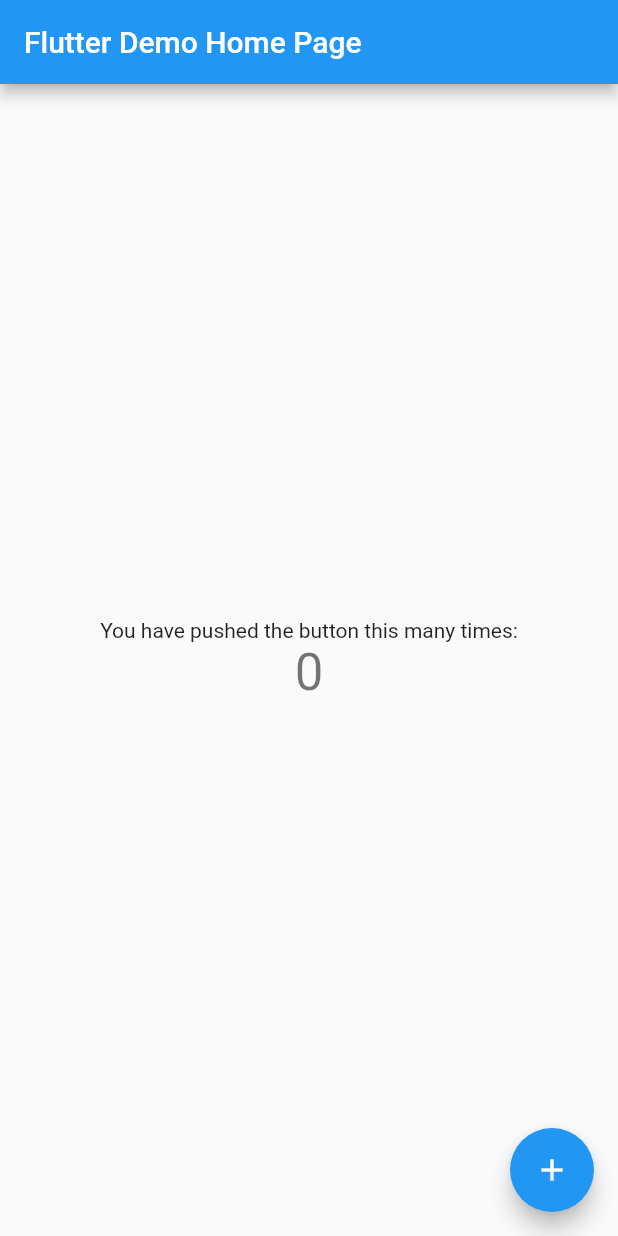
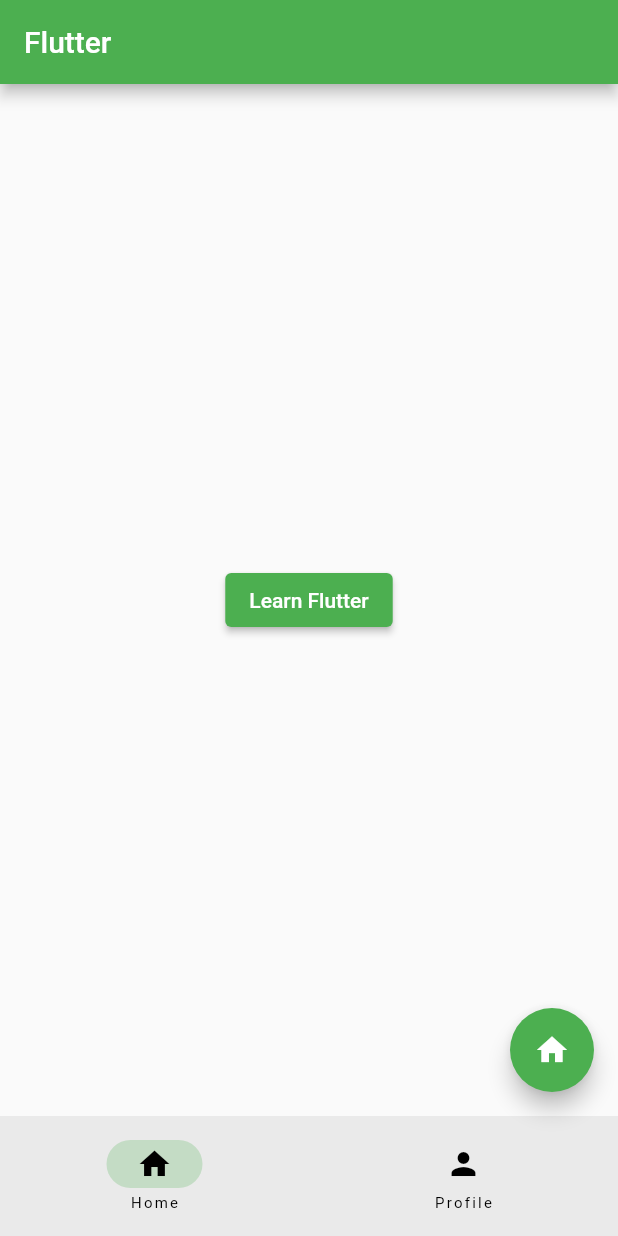
Before and after one commit to aHVpemhhbg/learn_flutter, a Flutter app: the screen it shows after launch, on a phone screen of 412 x 824 dp. Run offline on Flutter 3.47's test engine with Material 2 defaults, Android fonts, the phone set to English and light mode, and no system bars.

Commit message:
chore: complete tutorial

```diff
--- /dev/null
+++ b/lib/home_page.dart
@@ -0,0 +1,17 @@
+import 'package:flutter/material.dart';
+import 'package:learn_flutter/learn_flutter_page.dart';
+
+class HomePage extends StatelessWidget {
+  const HomePage({super.key});
+
+  @override
+  Widget build(BuildContext context) {
+    return Center(
+        child: ElevatedButton(
+            onPressed: () {
+              Navigator.of(context).push(MaterialPageRoute(builder: (BuildContext context){
+                return const LearnFlutterPage();
+              }));
+            }, child: const Text('Learn Flutter')));
+  }
+}
--- a/lib/main.dart
+++ b/lib/main.dart
@@ -1,4 +1,6 @@
 import 'package:flutter/material.dart';
+import 'package:learn_flutter/home_page.dart';
+import 'package:learn_flutter/profile_page.dart';
 
 void main() {
   runApp(const MyApp());
@@ -7,109 +9,52 @@ void main() {
 class MyApp extends StatelessWidget {
   const MyApp({super.key});
 
-  // This widget is the root of your application.
   @override
   Widget build(BuildContext context) {
     return MaterialApp(
-      title: 'Flutter Demo',
-      theme: ThemeData(
-        // This is the theme of your application.
-        //
-        // Try running your application with "flutter run". You'll see the
-        // application has a blue toolbar. Then, without quitting the app, try
-        // changing the primarySwatch below to Colors.green and then invoke
-        // "hot reload" (press "r" in the console where you ran "flutter run",
-        // or simply save your changes to "hot reload" in a Flutter IDE).
-        // Notice that the counter didn't reset back to zero; the application
-        // is not restarted.
-        primarySwatch: Colors.blue,
-      ),
-      home: const MyHomePage(title: 'Flutter Demo Home Page'),
+      debugShowCheckedModeBanner: false,
+      theme: ThemeData(primarySwatch: Colors.green),
+      home: const RootPage(),
     );
   }
 }
 
-class MyHomePage extends StatefulWidget {
-  const MyHomePage({super.key, required this.title});
-
-  // This widget is the home page of your application. It is stateful, meaning
-  // that it has a State object (defined below) that contains fields that affect
-  // how it looks.
-
-  // This class is the configuration for the state. It holds the values (in this
-  // case the title) provided by the parent (in this case the App widget) and
-  // used by the build method of the State. Fields in a Widget subclass are
-  // always marked "final".
-
-  final String title;
+class RootPage extends StatefulWidget {
+  const RootPage({super.key});
 
   @override
-  State<MyHomePage> createState() => _MyHomePageState();
+  State<RootPage> createState() => _RootPageState();
 }
 
-class _MyHomePageState extends State<MyHomePage> {
-  int _counter = 0;
-
-  void _incrementCounter() {
-    setState(() {
-      // This call to setState tells the Flutter framework that something has
-      // changed in this State, which causes it to rerun the build method below
-      // so that the display can reflect the updated values. If we changed
-      // _counter without calling setState(), then the build method would not be
-      // called again, and so nothing would appear to happen.
-      _counter++;
-    });
-  }
+class _RootPageState extends State<RootPage> {
+  // 📒 declared outside build method so it is not reset to 0 when widget is rebuilt
+  int currentPage = 0;
+  List<Widget> pages = const [HomePage(), ProfilePage()];
 
   @override
   Widget build(BuildContext context) {
-    // This method is rerun every time setState is called, for instance as done
-    // by the _incrementCounter method above.
-    //
-    // The Flutter framework has been optimized to make rerunning build methods
-    // fast, so that you can just rebuild anything that needs updating rather
-    // than having to individually change instances of widgets.
     return Scaffold(
       appBar: AppBar(
-        // Here we take the value from the MyHomePage object that was created by
-        // the App.build method, and use it to set our appbar title.
-        title: Text(widget.title),
+        title: const Text("Flutter"),
       ),
-      body: Center(
-        // Center is a layout widget. It takes a single child and positions it
-        // in the middle of the parent.
-        child: Column(
-          // Column is also a layout widget. It takes a list of children and
-          // arranges them vertically. By default, it sizes itself to fit its
-          // children horizontally, and tries to be as tall as its parent.
-          //
-          // Invoke "debug painting" (press "p" in the console, choose the
-          // "Toggle Debug Paint" action from the Flutter Inspector in Android
-          // Studio, or the "Toggle Debug Paint" command in Visual Studio Code)
-          // to see the wireframe for each widget.
-          //
-          // Column has various properties to control how it sizes itself and
-          // how it positions its children. Here we use mainAxisAlignment to
-          // center the children vertically; the main axis here is the vertical
-          // axis because Columns are vertical (the cross axis would be
-          // horizontal).
-          mainAxisAlignment: MainAxisAlignment.center,
-          children: <Widget>[
-            const Text(
-              'You have pushed the button this many times:',
-            ),
-            Text(
-              '$_counter',
-              style: Theme.of(context).textTheme.headline4,
-            ),
-          ],
-        ),
+      body: pages[currentPage],
+      floatingActionButton: FloatingActionButton(
+          onPressed: () {
+            debugPrint("Floating Action Button");
+          },
+          child: const Icon(Icons.home)),
+      bottomNavigationBar: NavigationBar(
+        destinations: const [
+          NavigationDestination(icon: Icon(Icons.home), label: 'Home'),
+          NavigationDestination(icon: Icon(Icons.person), label: 'Profile'),
+        ],
+        onDestinationSelected: (int index) {
+          setState(() {
+            currentPage = index;
+          });
+        },
+        selectedIndex: currentPage,
       ),
-      floatingActionButton: FloatingActionButton(
-        onPressed: _incrementCounter,
-        tooltip: 'Increment',
-        child: const Icon(Icons.add),
-      ), // This trailing comma makes auto-formatting nicer for build methods.
     );
   }
 }
--- a/pubspec.yaml
+++ b/pubspec.yaml
@@ -60,8 +60,8 @@ flutter:
   uses-material-design: true
 
   # To add assets to your application, add an assets section, like this:
-  # assets:
-  #   - images/a_dot_burr.jpeg
+  assets:
+    - images/
   #   - images/a_dot_ham.jpeg
 
   # An image asset can refer to one or more resolution-specific "variants", see
```
Also changed, not shown: lib/learn_flutter_page.dart (added, +110 -0 lines), lib/profile_page.dart (added, +24 -0 lines), images/einstein.jpeg (added).
